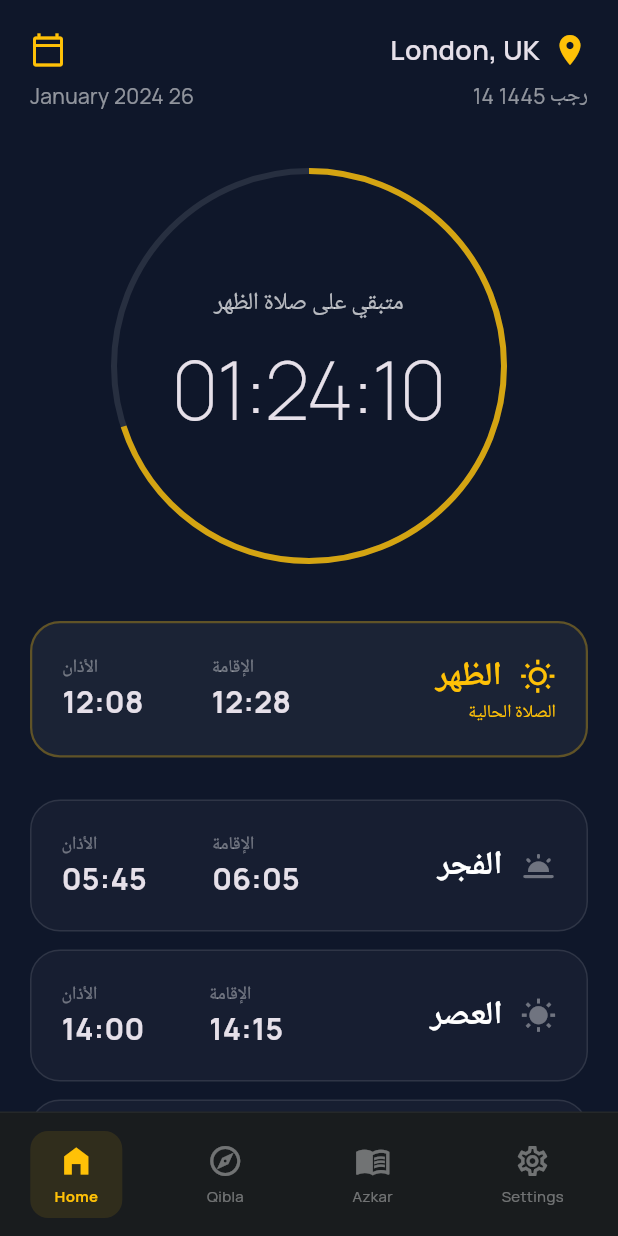
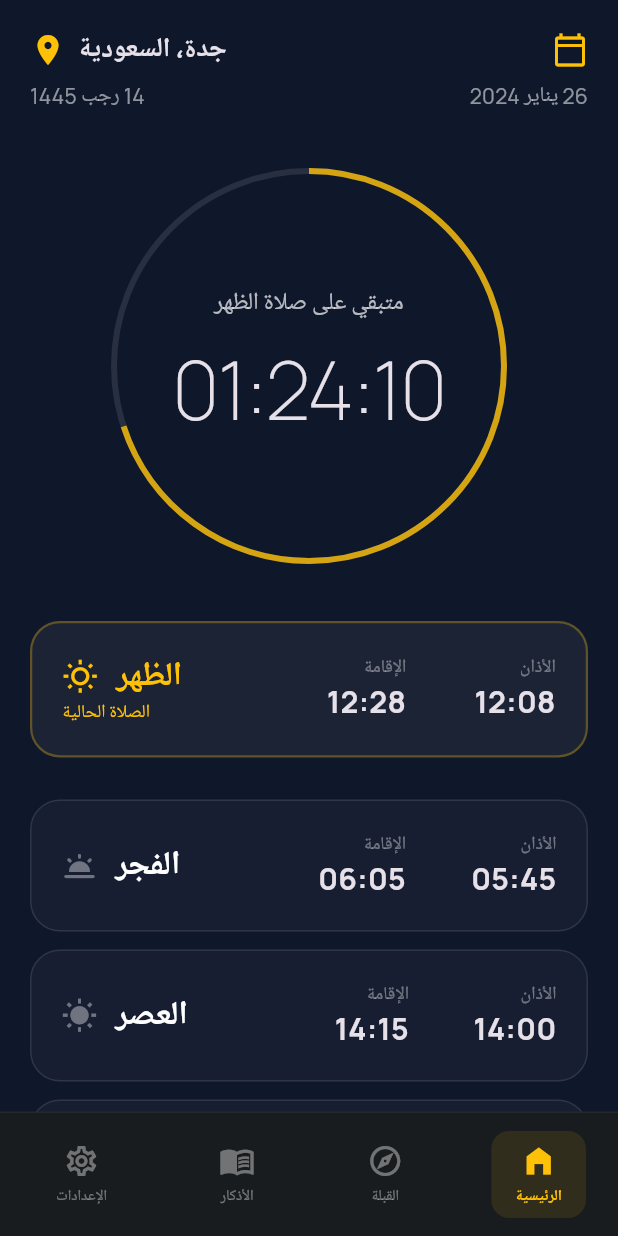
Before and after one commit to Sulaiman507/Prays-Times-kimi, a Flutter app: the screen it shows after launch, on a phone screen of 412 x 824 dp. Run offline on Flutter 3.47's test engine with Material 3 defaults, Android fonts, the phone set to English and light mode, and no system bars; our stand-ins replace flutter_local_notifications, google_fonts, timezone.

Commit message:
Update main.dart

```diff
--- a/lib/main.dart
+++ b/lib/main.dart
@@ -3,13 +3,10 @@ import 'package:google_fonts/google_fonts.dart';
 import 'notification_service.dart';
 
 void main() async {
-  // 1. ضمان تهيئة محرك فلاتر قبل استدعاء الخدمات
   WidgetsFlutterBinding.ensureInitialized();
 
-  // 2. تهيئة خدمة الإشعارات وتحديد المنطقة الزمنية
+  // تهيئة الإشعارات وطلب الصلاحيات
   await NotificationService.init();
-
-  // 3. طلب صلاحيات الإشعارات والمنبهات (خاصة لأجهزة Android 12+)
   await NotificationService.requestPermissions();
 
   runApp(const PrayerTimesApp());
@@ -23,6 +20,16 @@ class PrayerTimesApp extends StatelessWidget {
     return MaterialApp(
       title: 'Serene Devotion',
       debugShowCheckedModeBanner: false,
+      locale: const Locale('ar', 'SA'),
+      supportedLocales: const [
+        Locale('ar', 'SA'),
+      ],
+      builder: (context, child) {
+        return Directionality(
+          textDirection: TextDirection.rtl,
+          child: child!,
+        );
+      },
       theme: ThemeData(
         brightness: Brightness.dark,
         scaffoldBackgroundColor: const Color(0xFF0F172A),
@@ -42,6 +49,25 @@ class PrayerTimesScreen extends StatefulWidget {
 
 class _PrayerTimesScreenState extends State<PrayerTimesScreen> {
   int _selectedIndex = 0;
+
+  @override
+  void initState() {
+    super.initState();
+    _testInstantNotification();
+  }
+
+  // تجربة إرسال إشعار تجريبي فور فتح التطبيق بعد 5 ثوانٍ لتأكيد أنه شغال
+  void _testInstantNotification() async {
+    await NotificationService.cancelAll();
+
+    final now = DateTime.now();
+    await NotificationService.scheduleNotification(
+      id: 99,
+      title: 'تجربة الإشعارات 🕌',
+      body: 'إذا وصلك هذا الإشعار فالتطبيق يعمل بشكل صحيح!',
+      scheduledTime: now.add(const Duration(seconds: 5)),
+    );
+  }
 
   @override
   Widget build(BuildContext context) {
@@ -119,7 +145,7 @@ class _PrayerTimesScreenState extends State<PrayerTimesScreen> {
               Row(
                 children: [
                   Text(
-                    'London, UK',
+                    'جدة، السعودية',
                     style: GoogleFonts.manrope(
                       fontSize: 18,
                       fontWeight: FontWeight.w600,
@@ -136,7 +162,7 @@ class _PrayerTimesScreenState extends State<PrayerTimesScreen> {
             mainAxisAlignment: MainAxisAlignment.spaceBetween,
             children: [
               Text(
-                'January 2024 26',
+                '26 يناير 2024',
                 style: GoogleFonts.manrope(
                   color: Colors.white54,
                   fontSize: 14,
@@ -171,7 +197,7 @@ class _PrayerTimesScreenState extends State<PrayerTimesScreen> {
           ),
         ),
         Column(
-          mainAxisSize: MainAxisSize.min, // تم تصحيح الخطأ هنا
+          mainAxisSize: MainAxisSize.min,
           children: [
             Text(
               'متبقي على صلاة الظهر',
@@ -275,10 +301,10 @@ class _PrayerTimesScreenState extends State<PrayerTimesScreen> {
       child: Row(
         mainAxisAlignment: MainAxisAlignment.spaceAround,
         children: [
-          _navItem(0, Icons.home_filled, 'Home'),
-          _navItem(1, Icons.explore_outlined, 'Qibla'),
-          _navItem(2, Icons.menu_book_outlined, 'Azkar'),
-          _navItem(3, Icons.settings_outlined, 'Settings'),
+          _navItem(0, Icons.home_filled, 'الرئيسية'),
+          _navItem(1, Icons.explore_outlined, 'القبلة'),
+          _navItem(2, Icons.menu_book_outlined, 'الأذكار'),
+          _navItem(3, Icons.settings_outlined, 'الإعدادات'),
         ],
       ),
     );
@@ -295,7 +321,7 @@ class _PrayerTimesScreenState extends State<PrayerTimesScreen> {
           borderRadius: BorderRadius.circular(12),
         ),
         child: Column(
-          mainAxisSize: MainAxisSize.min, // تم تصحيح الخطأ هنا أيضاً
+          mainAxisSize: MainAxisSize.min,
           children: [
             Icon(icon, color: isSelected ? Colors.amber : Colors.white38),
             const SizedBox(height: 4),
```
